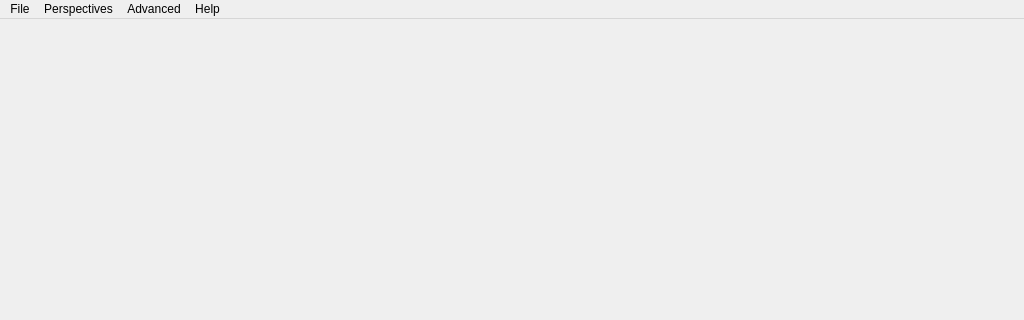
The window that src/ui/MainWindow.ui (mavlink/qgroundcontrol) describes before a commit, drawn with Qt 5; both pictures show x 0 to 1024 and y 0 to 320 of the 1024 by 600 pixel window.
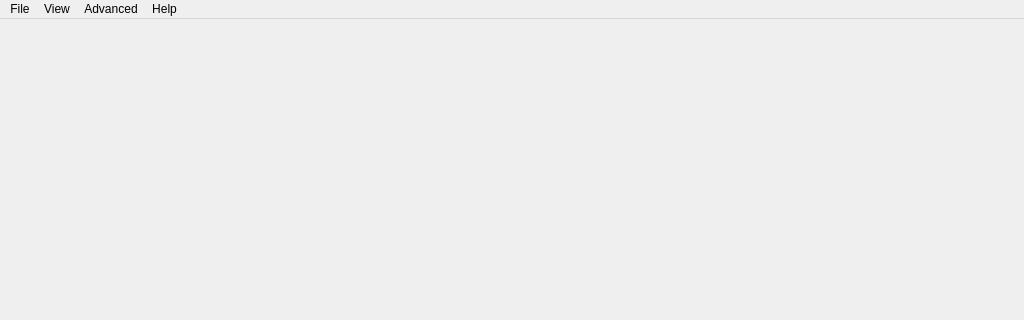
The same window after the commit. Icons and pictures are not drawn.

Commit message: Made Status Bar an option in the newly renamed View menu.

```diff
--- a/src/ui/MainWindow.ui
+++ b/src/ui/MainWindow.ui
@@ -75,7 +75,7 @@
    </widget>
    <widget class="QMenu" name="menuPerspectives">
     <property name="title">
-     <string>Perspectives</string>
+     <string>View</string>
     </property>
     <addaction name="actionSetup"/>
     <addaction name="actionMissionView"/>
```
Left out of the diff: 10 changed lines with no effect on the pictures. The commit also changes 2 other files.
